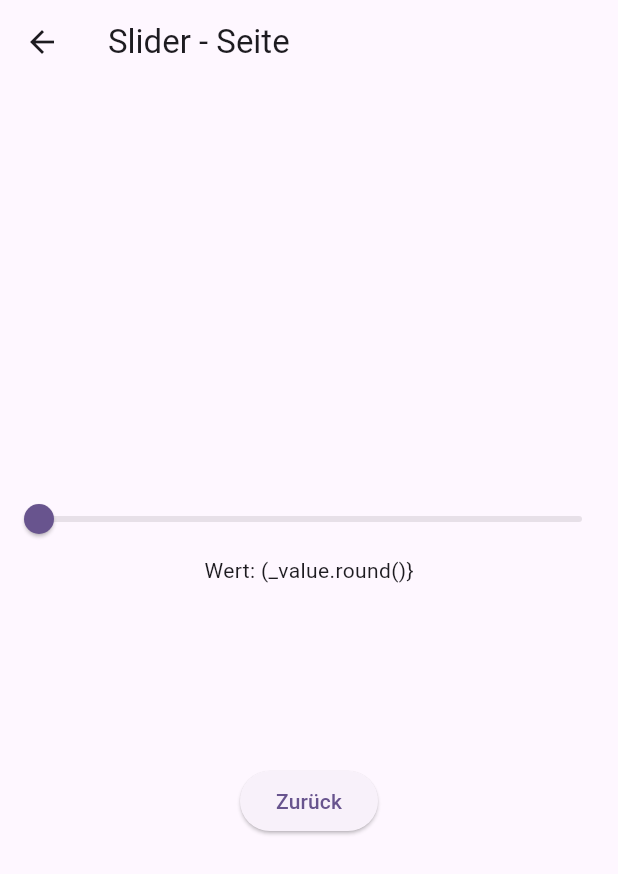
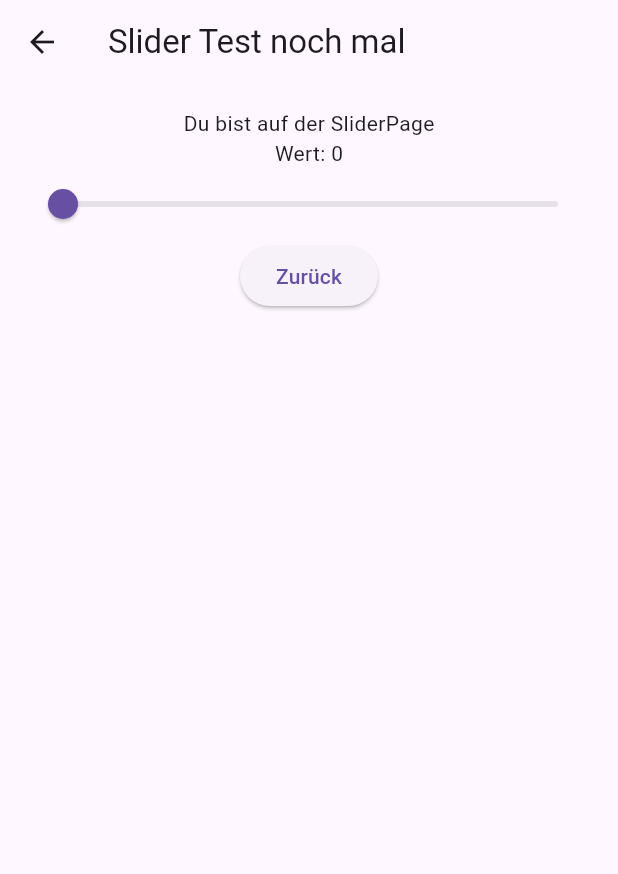
Before and after one commit to duabeoisbest/portfolio_-5545429-, a Flutter app: the SliderPage screen opened directly with empty values, on a phone screen of 412 x 824 dp. Shown: the top 874 px of the screen. Run offline on Flutter 3.47's test engine with Material 3 defaults, Android fonts, the light colour scheme and no system bars.

Commit message:
update portfolio

```diff
--- a/portfolio_5545429/lib/main.dart
+++ b/portfolio_5545429/lib/main.dart
@@ -4,27 +4,11 @@ import 'pages/settings_page.dart';
 import 'pages/profile_form_page.dart';
 import 'pages/summary_page.dart';
 
-import 'pages/home_page.dart';
 
 void main() {
-  runApp(const MyApp());
+  runApp( MyPortfolioApp());
 }
 
-class MyApp extends StatelessWidget {
-  const MyApp({super.key});
-
-  @override
-  Widget build(BuildContext context) {
-    return MaterialApp(
-      title: 'Flutter Demo',
-      theme: ThemeData(
-        colorScheme: ColorScheme.fromSeed(seedColor: Colors.deepPurple),
-      ),
-      // title bei HomePage weg
-      home: const HomePage(),
-    );
-  }
-}
 
 class MyPortfolioApp extends  StatefulWidget{
   @override
--- a/portfolio_5545429/lib/pages/slider_page.dart
+++ b/portfolio_5545429/lib/pages/slider_page.dart
@@ -1,9 +1,11 @@
+// ignore_for_file: library_private_types_in_public_api
+
 import 'package:flutter/material.dart';
 
 class SliderPage extends StatefulWidget {
   final double initialValue;
 
-  const SliderPage({required this.initialValue, Key? key}) : super(key: key);
+  const SliderPage({required this.initialValue, super.key});
 
   @override
   _SliderPageState createState() => _SliderPageState();
@@ -24,10 +26,16 @@ void initState() {
   @override
   Widget build(BuildContext context) {
     return Scaffold(
-      appBar: AppBar(title: Text('Slider - Seite')),
-      body: Column(
-        mainAxisAlignment: MainAxisAlignment.center,
+      appBar: AppBar(title: Text('Slider Test noch mal')),
+      body: Padding(
+        padding: const EdgeInsets.all(16),
+        child: Column(
+
+        // dong 33 cu :mainAxisAlignment: MainAxisAlignment.center,
         children: [
+          // them dong so 36
+          Text('Du bist auf der SliderPage'),
+          Text('Wert: ${_value.round()}'),
           Slider(
             value: _value,
             min: 0,
@@ -36,22 +44,11 @@ void initState() {
             label: _value.round().toString(),
             onChanged: (val) => setState(() => _value = val),
           ),
-          Text('Wert: (_value.round()}'),
-          // missing $ zeichen inbetween ?
-          Container(
-            height: 100,
-            width: _value,
-            color: Colors.blue.withOpacity(_value / 100),
-          ),
-          // mo rong cho elevatedbutton
-          SizedBox(height:20),
-          ElevatedButton(
-              child: Text('Zurück'),
-              onPressed: () => Navigator.pop(context, _value),
-              )
+          ElevatedButton(onPressed: () => Navigator.pop(context, _value), child: Text('Zurück'),),
 
         ],
       ),
-    );
+        ),
+          );
   }
 }
```
Also changed, not shown: portfolio_5545429/lib/pages/home_page.dart (deleted, +0 -17 lines), 1 other file.
